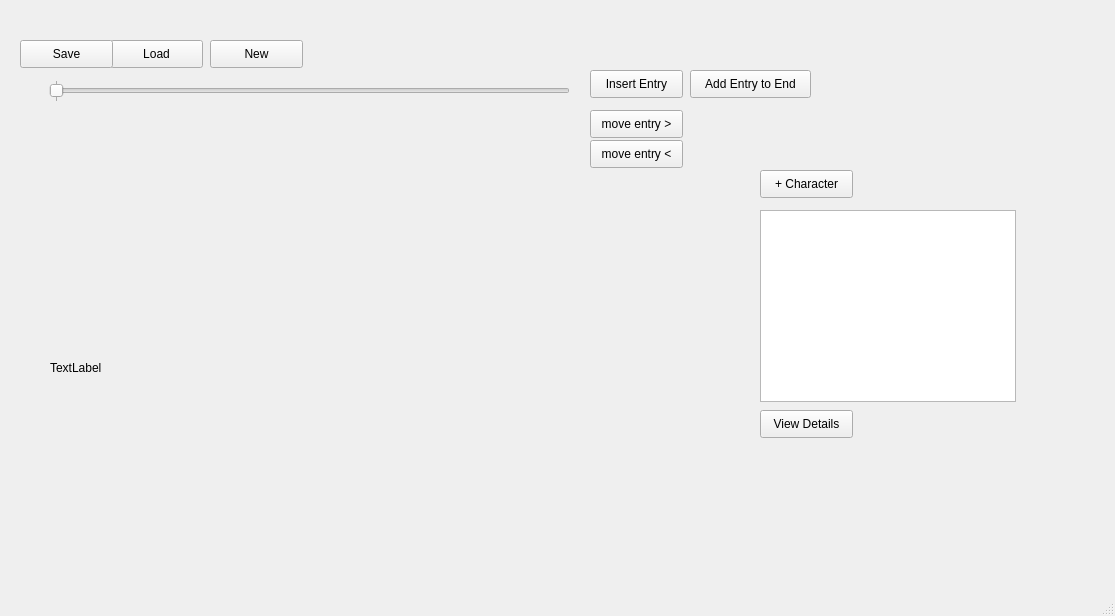
Above: mainwindow.ui from Zo-Bro/story_arc_grapher before the change. Below: the same form after it.
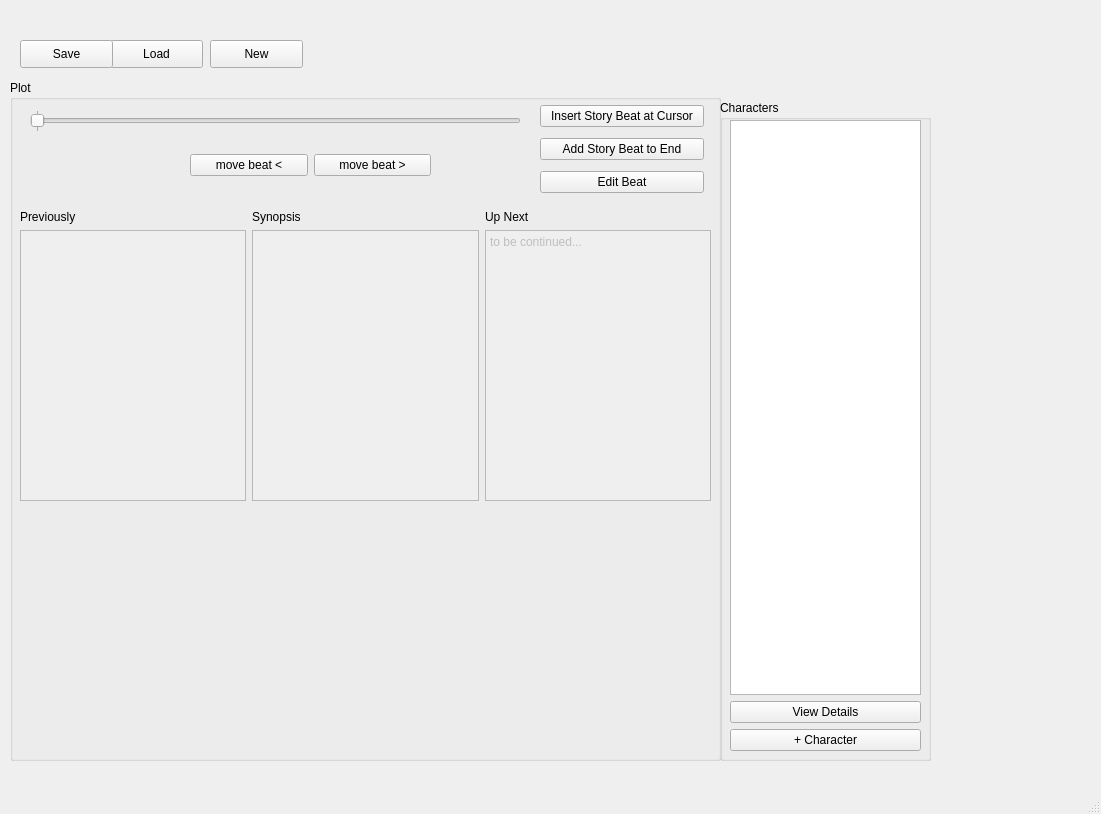
That is the form after the change. Custom widgets are drawn as their Qt base class.

Commit message: fixed some bugs in the way plotslider reads values, and the way the beats are added to the story. Also resolved the logic for adding the first story beat to a project. Finally, implemented the previous, now, next view of story beat synopsis.

What changed in the file:
```diff
--- a/mainwindow.ui
+++ b/mainwindow.ui
@@ -6,8 +6,8 @@
    <rect>
     <x>0</x>
     <y>0</y>
-    <width>1115</width>
-    <height>616</height>
+    <width>1101</width>
+    <height>814</height>
    </rect>
   </property>
   <property name="windowTitle">
@@ -63,77 +63,88 @@
      </rect>
     </property>
    </widget>
-   <widget class="QLabel" name="label">
-    <property name="geometry">
-     <rect>
-      <x>50</x>
-      <y>360</y>
-      <width>55</width>
-      <height>16</height>
-     </rect>
-    </property>
-    <property name="text">
-     <string>TextLabel</string>
-    </property>
-   </widget>
-   <widget class="QListWidget" name="characterList">
-    <property name="geometry">
-     <rect>
-      <x>760</x>
-      <y>210</y>
-      <width>256</width>
-      <height>192</height>
-     </rect>
-    </property>
-   </widget>
    <widget class="PlotWidget" name="graphWidget" native="true">
     <property name="geometry">
      <rect>
-      <x>49</x>
-      <y>119</y>
-      <width>521</width>
-      <height>231</height>
+      <x>930</x>
+      <y>640</y>
+      <width>161</width>
+      <height>111</height>
      </rect>
     </property>
    </widget>
-   <widget class="QPushButton" name="newCharBtn">
+   <widget class="QGroupBox" name="groupBox">
     <property name="geometry">
      <rect>
-      <x>760</x>
-      <y>170</y>
-      <width>93</width>
-      <height>28</height>
+      <x>720</x>
+      <y>100</y>
+      <width>211</width>
+      <height>661</height>
      </rect>
     </property>
-    <property name="text">
-     <string>+ Character</string>
+    <property name="title">
+     <string>Characters</string>
     </property>
-   </widget>
+    <widget class="QWidget" name="verticalLayoutWidget_2">
+     <property name="geometry">
+      <rect>
+       <x>10</x>
+       <y>20</y>
+       <width>191</width>
+       <height>631</height>
+      </rect>
+     </property>
+     <layout class="QVBoxLayout" name="verticalLayout">
+      <item>
+       <widget class="QListWidget" name="characterList"/>
+      </item>
+      <item>
    <widget class="QPushButton" name="charDetailsBtn">
-    <property name="geometry">
-     <rect>
-      <x>760</x>
-      <y>410</y>
-      <width>93</width>
-      <height>28</height>
-     </rect>
-    </property>
     <property name="text">
      <string>View Details</string>
     </property>
    </widget>
-   <widget class="QSlider" name="plotSlider">
+      </item>
+      <item>
+       <widget class="QPushButton" name="newCharBtn">
+        <property name="text">
+         <string>+ Character</string>
+        </property>
+       </widget>
+      </item>
+     </layout>
+    </widget>
+   </widget>
+   <widget class="QGroupBox" name="groupBox_2">
     <property name="geometry">
      <rect>
-      <x>49</x>
+      <x>10</x>
       <y>80</y>
-      <width>521</width>
+      <width>711</width>
+      <height>681</height>
+     </rect>
+    </property>
+    <property name="title">
+     <string>Plot</string>
+    </property>
+    <widget class="QSlider" name="plotSlider">
+     <property name="geometry">
+      <rect>
+       <x>20</x>
+       <y>30</y>
+       <width>491</width>
       <height>22</height>
      </rect>
     </property>
+     <property name="minimum">
+      <number>0</number>
+     </property>
     <property name="maximum">
      <number>0</number>
     </property>
+     <property name="value">
+      <number>0</number>
+     </property>
     <property name="orientation">
      <enum>Qt::Horizontal</enum>
     </property>
@@ -147,68 +158,133 @@
      <number>1</number>
     </property>
    </widget>
+    <widget class="QWidget" name="verticalLayoutWidget_3">
+     <property name="geometry">
+      <rect>
+       <x>530</x>
+       <y>20</y>
+       <width>164</width>
+       <height>101</height>
+      </rect>
+     </property>
+     <layout class="QVBoxLayout" name="verticalLayout_2">
+      <item>
    <widget class="QPushButton" name="insertEntryBtn">
-    <property name="geometry">
-     <rect>
-      <x>590</x>
-      <y>70</y>
-      <width>93</width>
-      <height>28</height>
-     </rect>
-    </property>
+        <property name="text">
+         <string>Insert Story Beat at Cursor</string>
+        </property>
+       </widget>
+      </item>
+      <item>
+       <widget class="QPushButton" name="addEntryBtn">
     <property name="text">
-     <string>Insert Entry</string>
-    </property>
-   </widget>
-   <widget class="QPushButton" name="moveEntryRightBtn">
+         <string>Add Story Beat to End</string>
+        </property>
+       </widget>
+      </item>
+      <item>
+       <widget class="QPushButton" name="pushButton">
+        <property name="text">
+         <string>Edit Beat</string>
+        </property>
+       </widget>
+      </item>
+     </layout>
+    </widget>
+    <widget class="QWidget" name="horizontalLayoutWidget">
     <property name="geometry">
      <rect>
-      <x>590</x>
-      <y>110</y>
-      <width>93</width>
-      <height>28</height>
-     </rect>
-    </property>
-    <property name="text">
-     <string>move entry &gt;</string>
-    </property>
-   </widget>
+       <x>180</x>
+       <y>60</y>
+       <width>241</width>
+       <height>51</height>
+      </rect>
+     </property>
+     <layout class="QHBoxLayout" name="horizontalLayout">
+      <item>
    <widget class="QPushButton" name="moveEntryLeftBtn">
+        <property name="text">
+         <string>move beat &lt;</string>
+        </property>
+       </widget>
+      </item>
+      <item>
+       <widget class="QPushButton" name="moveEntryRightBtn">
+        <property name="text">
+         <string>move beat &gt;</string>
+        </property>
+       </widget>
+      </item>
+     </layout>
+    </widget>
+    <widget class="QWidget" name="gridLayoutWidget">
     <property name="geometry">
      <rect>
-      <x>590</x>
-      <y>140</y>
-      <width>93</width>
-      <height>28</height>
-     </rect>
-    </property>
+       <x>10</x>
+       <y>130</y>
+       <width>691</width>
+       <height>291</height>
+      </rect>
+     </property>
+     <layout class="QGridLayout" name="gridLayout">
+      <item row="1" column="0">
+       <widget class="QPlainTextEdit" name="prevTextEdit">
+        <property name="enabled">
+         <bool>false</bool>
+        </property>
+       </widget>
+      </item>
+      <item row="1" column="1">
+       <widget class="QPlainTextEdit" name="nowTextEdit">
+        <property name="enabled">
+         <bool>false</bool>
+        </property>
+       </widget>
+      </item>
+      <item row="1" column="2">
+       <widget class="QPlainTextEdit" name="nextTextEdit">
+        <property name="enabled">
+         <bool>false</bool>
+        </property>
+        <property name="plainText">
+         <string>to be continued...</string>
+        </property>
+       </widget>
+      </item>
+      <item row="0" column="0">
+       <widget class="QLabel" name="label">
     <property name="text">
-     <string>move entry &lt;</string>
-    </property>
+         <string>Previously</string>
+        </property>
+       </widget>
+      </item>
+      <item row="0" column="1">
+       <widget class="QLabel" name="label_2">
+        <property name="text">
+         <string>Synopsis</string>
+        </property>
+       </widget>
+      </item>
+      <item row="0" column="2">
+       <widget class="QLabel" name="label_3">
+        <property name="text">
+         <string>Up Next</string>
+        </property>
+       </widget>
+      </item>
+     </layout>
    </widget>
    <widget class="QWidget" name="verticalLayoutWidget">
     <property name="geometry">
      <rect>
-      <x>50</x>
-      <y>380</y>
-      <width>521</width>
-      <height>161</height>
+       <x>10</x>
+       <y>430</y>
+       <width>691</width>
+       <height>241</height>
      </rect>
     </property>
     <layout class="QVBoxLayout" name="tabHolder"/>
    </widget>
-   <widget class="QPushButton" name="addEntryBtn">
-    <property name="geometry">
-     <rect>
-      <x>690</x>
-      <y>70</y>
-      <width>121</width>
-      <height>28</height>
-     </rect>
-    </property>
-    <property name="text">
-     <string>Add Entry to End</string>
-    </property>
    </widget>
   </widget>
   <widget class="QMenuBar" name="menubar">
```
Left out of the diff: 2 changed lines with no effect on the pictures. Lines whose indentation alone changed are shown as unchanged. The commit also changes 4 other files.
